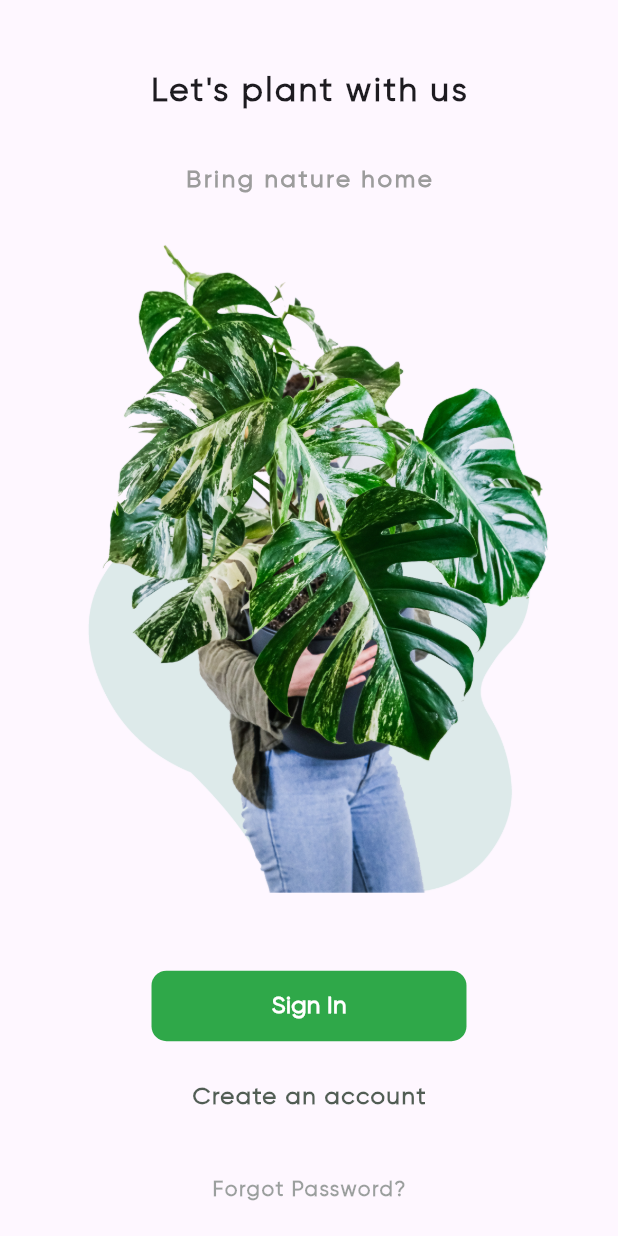
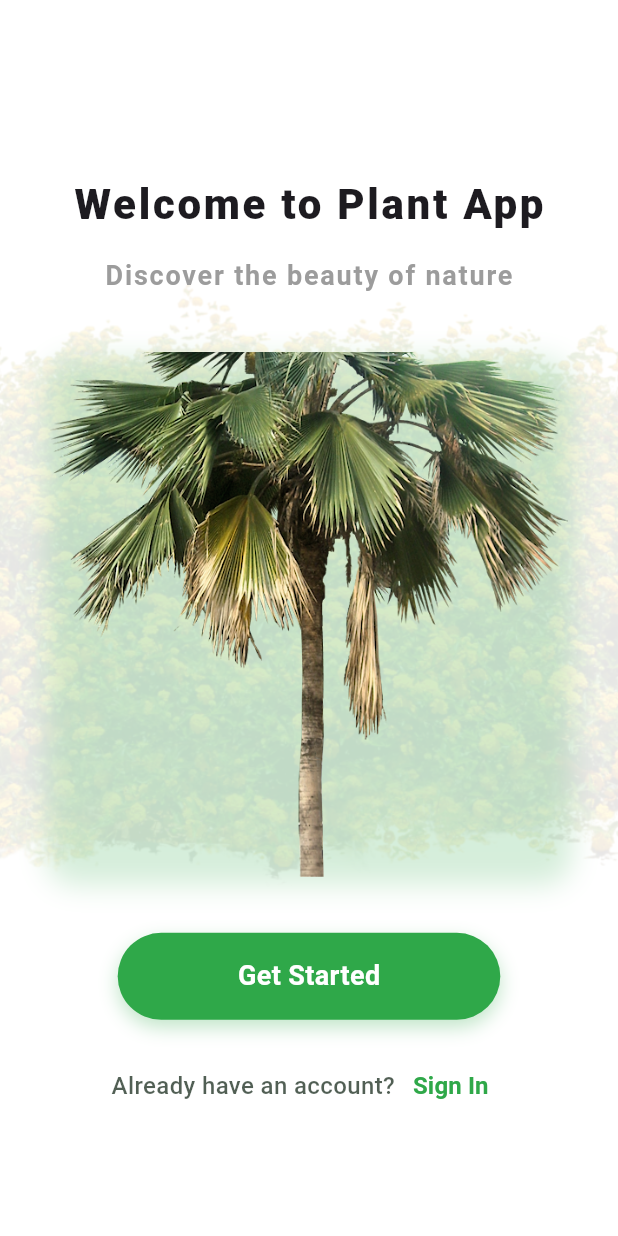
Before and after one commit to jamalihassan0307/Flutter-Plant-App, a Flutter app: the screen it shows after launch, on a phone screen of 412 x 824 dp. Run offline on Flutter 3.47's test engine with Material 3 defaults, Android fonts, the phone set to English and light mode, and no system bars.

Commit message:
Refactor splash screen and welcome page with new design and navigation

```diff
--- a/lib/Screen_page/splash_page.dart
+++ /dev/null
@@ -1,93 +0,0 @@
-import 'dart:ui';
-import 'package:flutter/material.dart';
-import 'package:ui_13/const/color.dart';
-import 'package:ui_13/widgets/bottom_nav.dart';
-
-class SplashPage extends StatelessWidget {
-  const SplashPage({Key? key}) : super(key: key);
-
-  @override
-  Widget build(BuildContext context) {
-    return Scaffold(
-      body: Column(
-        mainAxisAlignment: MainAxisAlignment.spaceAround,
-        children: [
-          const SizedBox(height: 25),
-          const Text(
-            'Let\'s plant with us',
-            style: TextStyle(
-              fontSize: 22.0,
-              letterSpacing: 1.8,
-              fontWeight: FontWeight.w900,
-            ),
-          ),
-          const SizedBox(height: 5),
-          const Text(
-            'Bring nature home',
-            style: TextStyle(
-              color: grey,
-              fontSize: 16,
-              letterSpacing: 1.8,
-              fontWeight: FontWeight.w600,
-            ),
-          ),
-          SizedBox(
-            height: 450,
-            width: 450,
-            child: Image.asset('assets/images/Asset1.png'),
-          ),
-          const SizedBox(height: 25),
-          GestureDetector(
-            onTap: () {
-              Navigator.push(
-                  context,
-                  MaterialPageRoute(
-                      builder: (builder) => const BottomNavBar()));
-            },
-            child: Container(
-              padding: const EdgeInsets.symmetric(
-                horizontal: 80.0,
-                vertical: 12.0,
-              ),
-              decoration: BoxDecoration(
-                color: green,
-                borderRadius: BorderRadius.circular(10.0),
-              ),
-              child: const Text(
-                'Sign In',
-                style: TextStyle(
-                  color: white,
-                  fontSize: 16,
-                  fontWeight: FontWeight.w600,
-                ),
-              ),
-            ),
-          ),
-          TextButton(
-            onPressed: () {},
-            child: Text(
-              'Create an account',
-              style: TextStyle(
-                color: black.withOpacity(0.7),
-                fontSize: 16,
-                letterSpacing: 1,
-                fontWeight: FontWeight.w600,
-              ),
-            ),
-          ),
-          TextButton(
-            onPressed: () {},
-            child: Text(
-              'Forgot Password?',
-              style: TextStyle(
-                color: black.withOpacity(0.4),
-                letterSpacing: 1,
-                fontWeight: FontWeight.w600,
-              ),
-            ),
-          ),
-        ],
-      ),
-    );
-  }
-}
--- /dev/null
+++ b/lib/Screen_page/welcome_page.dart
@@ -0,0 +1,143 @@
+import 'dart:ui';
+import 'package:flutter/material.dart';
+import 'package:ui_13/const/color.dart';
+import 'package:ui_13/widgets/bottom_nav.dart';
+
+class WelcomePage extends StatelessWidget {
+  const WelcomePage({Key? key}) : super(key: key);
+
+  @override
+  Widget build(BuildContext context) {
+    return Scaffold(
+      body: Container(
+        decoration: BoxDecoration(
+          color: white,
+          image: DecorationImage(
+            image: AssetImage('assets/images/Bush Plant.png'),
+            fit: BoxFit.cover,
+            colorFilter: ColorFilter.mode(
+              white.withOpacity(0.1),
+              BlendMode.dstATop,
+            ),
+          ),
+        ),
+        child: Column(
+          mainAxisAlignment: MainAxisAlignment.spaceAround,
+          children: [
+            const SizedBox(height: 60),
+            Column(
+              children: [
+                const Text(
+                  'Welcome to Plant App',
+                  style: TextStyle(
+                    fontSize: 28.0,
+                    letterSpacing: 1.8,
+                    fontWeight: FontWeight.w900,
+                  ),
+                ),
+                const SizedBox(height: 15),
+                Text(
+                  'Discover the beauty of nature',
+                  style: TextStyle(
+                    color: grey,
+                    fontSize: 18,
+                    letterSpacing: 1.2,
+                    fontWeight: FontWeight.w600,
+                  ),
+                ),
+              ],
+            ),
+            Container(
+              height: 350,
+              width: 350,
+              decoration: BoxDecoration(
+                borderRadius: BorderRadius.circular(20),
+                boxShadow: [
+                  BoxShadow(
+                    color: green.withOpacity(0.2),
+                    blurRadius: 15,
+                    offset: const Offset(0, 5),
+                  ),
+                ],
+              ),
+              child: ClipRRect(
+                borderRadius: BorderRadius.circular(20),
+                child: Image.asset(
+                  'assets/images/Palm Tree.png',
+                  fit: BoxFit.cover,
+                ),
+              ),
+            ),
+            Column(
+              children: [
+                GestureDetector(
+                  onTap: () {
+                    Navigator.pushReplacement(
+                      context,
+                      MaterialPageRoute(
+                        builder: (builder) => const BottomNavBar(),
+                      ),
+                    );
+                  },
+                  child: Container(
+                    padding: const EdgeInsets.symmetric(
+                      horizontal: 80.0,
+                      vertical: 16.0,
+                    ),
+                    decoration: BoxDecoration(
+                      color: green,
+                      borderRadius: BorderRadius.circular(30.0),
+                      boxShadow: [
+                        BoxShadow(
+                          color: green.withOpacity(0.3),
+                          blurRadius: 10,
+                          offset: const Offset(0, 5),
+                        ),
+                      ],
+                    ),
+                    child: const Text(
+                      'Get Started',
+                      style: TextStyle(
+                        color: white,
+                        fontSize: 18,
+                        fontWeight: FontWeight.w600,
+                      ),
+                    ),
+                  ),
+                ),
+                const SizedBox(height: 20),
+                Row(
+                  mainAxisAlignment: MainAxisAlignment.center,
+                  children: [
+                    Text(
+                      'Already have an account?',
+                      style: TextStyle(
+                        color: black.withOpacity(0.7),
+                        fontSize: 16,
+                        fontWeight: FontWeight.w500,
+                      ),
+                    ),
+                    TextButton(
+                      onPressed: () {
+                        // Navigate to login page
+                      },
+                      child: const Text(
+                        'Sign In',
+                        style: TextStyle(
+                          color: green,
+                          fontSize: 16,
+                          fontWeight: FontWeight.w700,
+                        ),
+                      ),
+                    ),
+                  ],
+                ),
+              ],
+            ),
+            const SizedBox(height: 20),
+          ],
+        ),
+      ),
+    );
+  }
+}
--- a/lib/main.dart
+++ b/lib/main.dart
@@ -1,6 +1,5 @@
 import 'package:flutter/material.dart';
-
-import 'Screen_page/splash_page.dart';
+import 'package:ui_13/Screen_page/splash_screen.dart';
 
 void main() {
   runApp(const MyApp());
@@ -12,15 +11,13 @@ class MyApp extends StatelessWidget {
   @override
   Widget build(BuildContext context) {
     return MaterialApp(
-      title: 'Flutter Demo',
+      title: 'Plant App',
       debugShowCheckedModeBanner: false,
       theme: ThemeData(
-        primarySwatch: Colors.blue,
-        fontFamily: 'Gilroy',
+        primarySwatch: Colors.green,
+        visualDensity: VisualDensity.adaptivePlatformDensity,
       ),
-      home: const SafeArea(
-        child: SplashPage(),
-      ),
+      home: const SplashScreen(),
     );
   }
 }
```
Also changed, not shown: lib/List_data/plant_data.dart (+35 -35 lines), lib/Screen_page/splash_screen.dart (added, +88 -0 lines), pubspec.yaml (+7 -2 lines).
